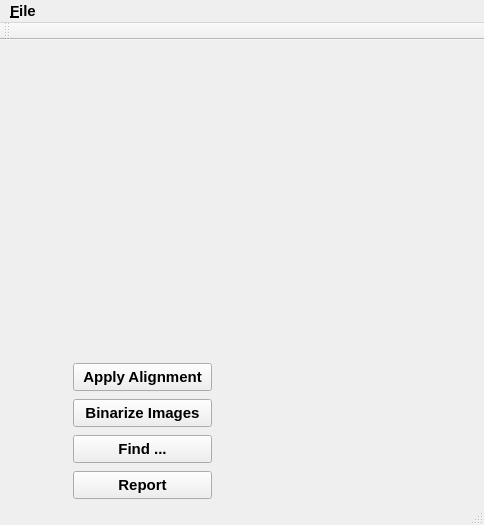
First picture: the form in forms/spectrum_viewer.ui, repository davemers0160/spectrum_viewer, before the edit.
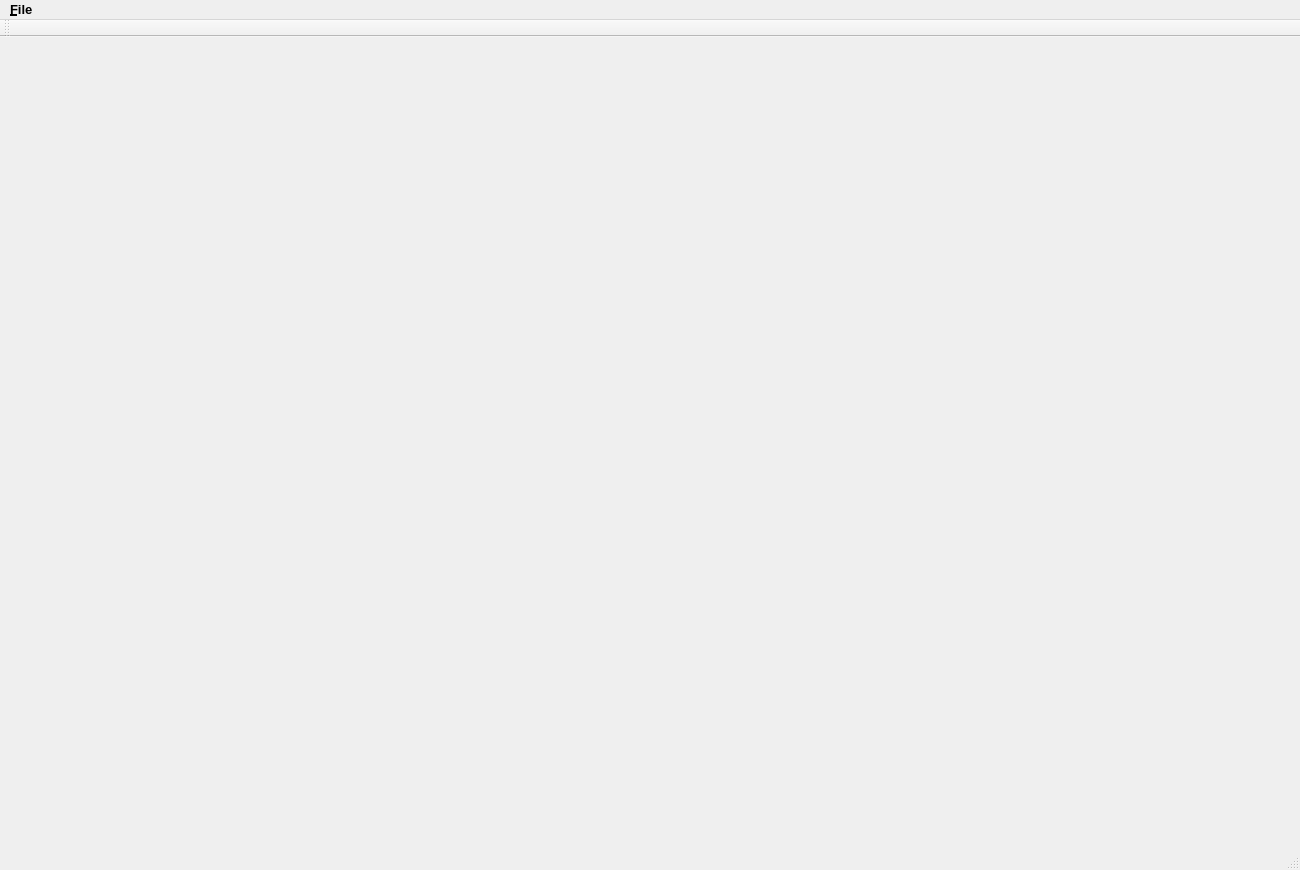
Second picture: the form after the edit.

The edit to the form file:
```diff
--- a/forms/spectrum_viewer.ui
+++ b/forms/spectrum_viewer.ui
@@ -9,8 +9,8 @@
    <rect>
     <x>0</x>
     <y>0</y>
-    <width>484</width>
-    <height>525</height>
+    <width>1300</width>
+    <height>870</height>
    </rect>
   </property>
   <property name="sizePolicy">
@@ -27,142 +27,45 @@
   </property>
   <property name="maximumSize">
    <size>
-    <width>530</width>
-    <height>525</height>
+    <width>10000</width>
+    <height>10000</height>
    </size>
   </property>
   <property name="font">
    <font>
-    <pointsize>11</pointsize>
-    <weight>75</weight>
-    <bold>true</bold>
+    <pointsize>8</pointsize>
+    <weight>50</weight>
+    <bold>false</bold>
    </font>
   </property>
   <property name="windowTitle">
    <string>SEM Analysis Software</string>
   </property>
-  <widget class="QWidget" name="centralWidget">
-   <widget class="QPushButton" name="applyButton">
-    <property name="geometry">
-     <rect>
-      <x>73</x>
-      <y>323</y>
-      <width>139</width>
-      <height>28</height>
-     </rect>
-    </property>
-    <property name="minimumSize">
-     <size>
-      <width>139</width>
-      <height>28</height>
-     </size>
-    </property>
-    <property name="font">
-     <font>
-      <pointsize>11</pointsize>
-      <weight>75</weight>
-      <bold>true</bold>
-     </font>
-    </property>
-    <property name="text">
-     <string>Apply Alignment</string>
-    </property>
-   </widget>
-   <widget class="QPushButton" name="binarizeButton">
-    <property name="geometry">
-     <rect>
-      <x>73</x>
-      <y>359</y>
-      <width>139</width>
-      <height>28</height>
-     </rect>
-    </property>
-    <property name="sizePolicy">
-     <sizepolicy hsizetype="Minimum" vsizetype="Fixed">
-      <horstretch>0</horstretch>
-      <verstretch>0</verstretch>
-     </sizepolicy>
-    </property>
-    <property name="minimumSize">
-     <size>
-      <width>139</width>
-      <height>28</height>
-     </size>
-    </property>
-    <property name="font">
-     <font>
-      <pointsize>11</pointsize>
-      <weight>75</weight>
-      <bold>true</bold>
-     </font>
-    </property>
-    <property name="text">
-     <string>Binarize Images</string>
-    </property>
-   </widget>
-   <widget class="QPushButton" name="findButton">
-    <property name="geometry">
-     <rect>
-      <x>73</x>
-      <y>395</y>
-      <width>139</width>
-      <height>28</height>
-     </rect>
-    </property>
-    <property name="minimumSize">
-     <size>
-      <width>139</width>
-      <height>28</height>
-     </size>
-    </property>
-    <property name="font">
-     <font>
-      <pointsize>11</pointsize>
-      <weight>75</weight>
-      <bold>true</bold>
-     </font>
-    </property>
-    <property name="text">
-     <string>Find ...</string>
-    </property>
-   </widget>
-   <widget class="QPushButton" name="reportButton">
-    <property name="geometry">
-     <rect>
-      <x>73</x>
-      <y>431</y>
-      <width>139</width>
-      <height>28</height>
-     </rect>
-    </property>
-    <property name="minimumSize">
-     <size>
-      <width>139</width>
-      <height>28</height>
-     </size>
-    </property>
-    <property name="font">
-     <font>
-      <pointsize>11</pointsize>
-      <weight>75</weight>
-      <bold>true</bold>
-     </font>
-    </property>
-    <property name="text">
-     <string>Report</string>
-    </property>
-   </widget>
-  </widget>
+  <widget class="QWidget" name="centralWidget"/>
   <widget class="QMenuBar" name="menuBar">
    <property name="geometry">
     <rect>
      <x>0</x>
      <y>0</y>
-     <width>484</width>
-     <height>26</height>
+     <width>1300</width>
+     <height>23</height>
     </rect>
    </property>
+   <property name="font">
+    <font>
+     <pointsize>10</pointsize>
+     <weight>75</weight>
+     <bold>true</bold>
+    </font>
+   </property>
    <widget class="QMenu" name="menu_File">
+    <property name="font">
+     <font>
+      <pointsize>9</pointsize>
+      <weight>75</weight>
+      <bold>true</bold>
+     </font>
+    </property>
     <property name="title">
      <string>&amp;File </string>
     </property>
```
Left out of the diff: 9 changed lines with no effect on the pictures.
